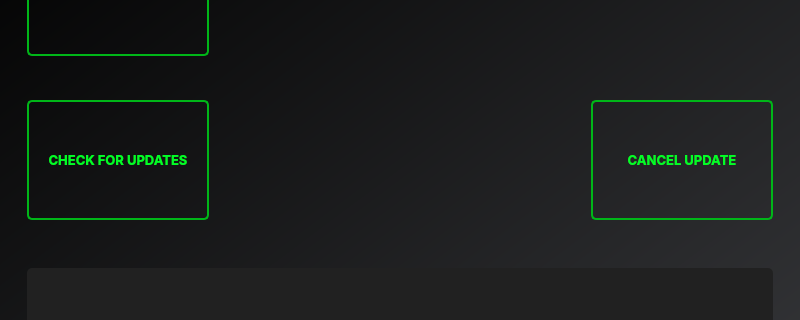
5trange/ClamGuard, file mainWindow.ui: the form before one commit; both pictures show x 0 to 800 and y 132 to 452 of the 800 by 600 pixel window.
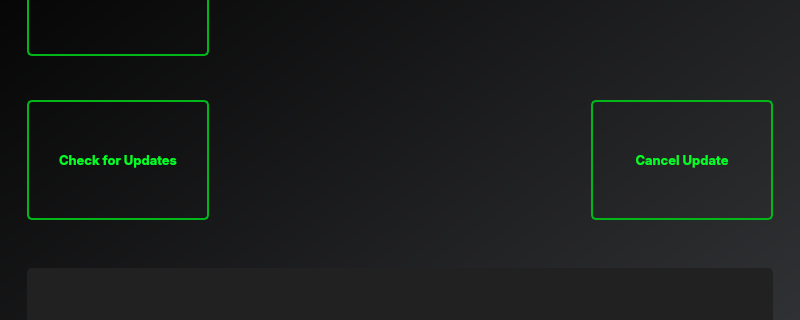
The form after the commit. The open tabs and pages were chosen to show the change. Icons and pictures are not drawn.

Patch:
```diff
--- a/mainWindow.ui
+++ b/mainWindow.ui
@@ -856,7 +856,7 @@
 	</string>
                  </property>
                  <property name="text">
-                  <string>CHECK FOR UPDATES</string>
+                  <string>Check for Updates</string>
                  </property>
                 </widget>
                 <widget class="QPushButton" name="cancelUpdate">
@@ -902,7 +902,7 @@
 	</string>
                  </property>
                  <property name="text">
-                  <string>CANCEL UPDATE</string>
+                  <string>Cancel Update</string>
                  </property>
                 </widget>
                </widget>
```
